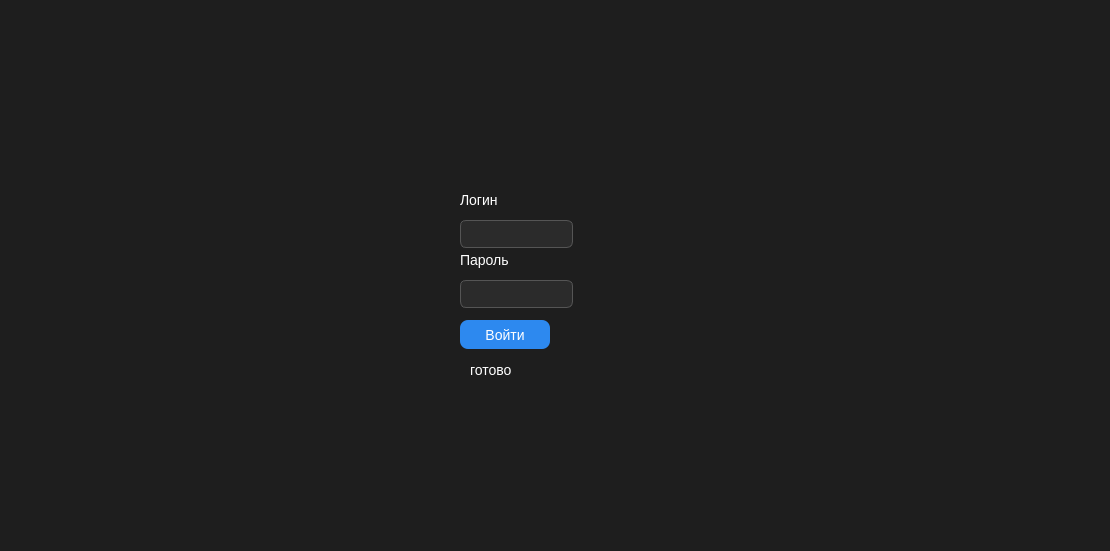
The window that mainwindow.ui (sairanovamir14/ElectronicJournal) describes before a commit, drawn with Qt 5.
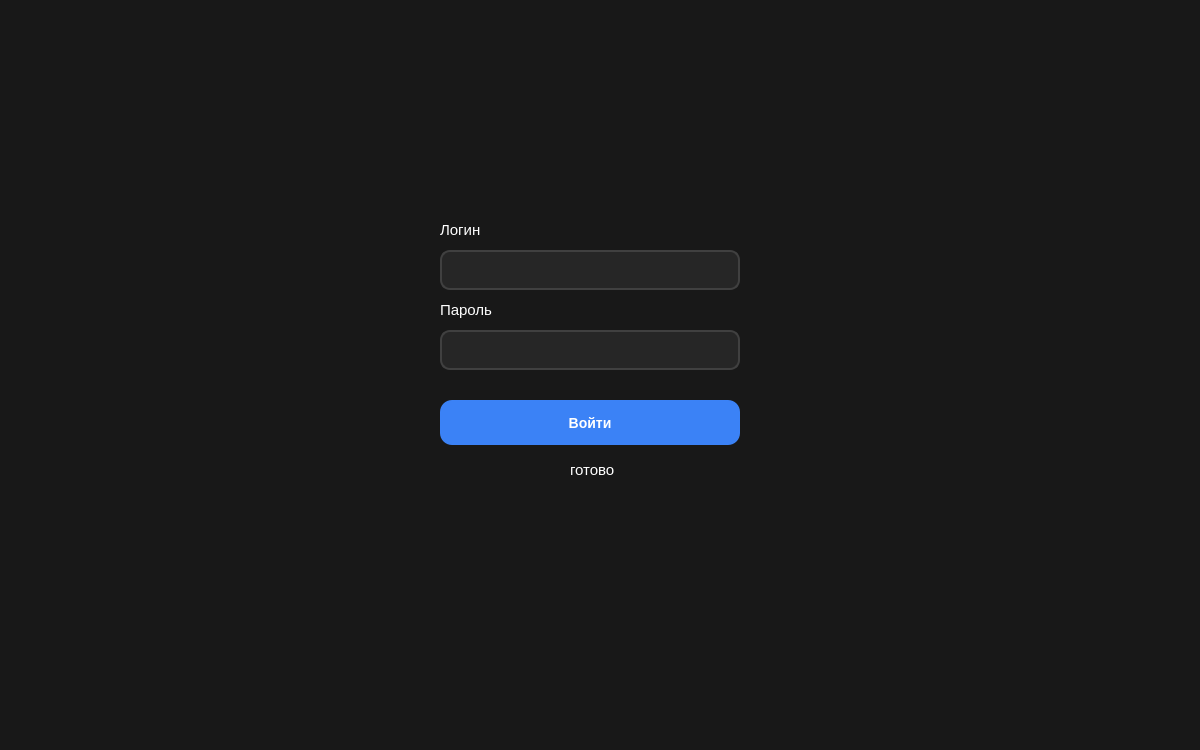
The same window after the commit.

What changed in the file:
```diff
--- a/mainwindow.ui
+++ b/mainwindow.ui
@@ -6,86 +6,189 @@
    <rect>
     <x>0</x>
     <y>0</y>
-    <width>1110</width>
-    <height>551</height>
+    <width>1200</width>
+    <height>750</height>
    </rect>
   </property>
+  <property name="minimumSize">
+   <size>
+    <width>1200</width>
+    <height>750</height>
+   </size>
+  </property>
   <property name="windowTitle">
    <string>MainWindow</string>
   </property>
   <property name="styleSheet">
    <string notr="true">QMainWindow
 {
-    background-color: #1e1e1e;
+    background-color: #181818;
 }
 
 QWidget
 {
-    background-color: #1e1e1e;
-    color: white;
+    background-color: #181818;
+    color: #ffffff;
     font-size: 14px;
+    font-family: Segoe UI;
 }
 
 QPushButton
 {
-    background-color: #2d89ef;
-    border-radius: 8px;
-    padding: 6px;
+    background-color: #3b82f6;
+    border: none;
+    border-radius: 12px;
+    padding: 10px;
+    min-height: 20px;
+
     color: white;
+    font-size: 14px;
+    font-weight: bold;
 }
 
 QPushButton:hover
 {
-    background-color: #1b5fad;
+    background-color: #2563eb;
+}
+
+QPushButton:pressed
+{
+    background-color: #1d4ed8;
 }
 
 QLineEdit
 {
-    background-color: #2b2b2b;
-    border: 1px solid #555;
-    border-radius: 6px;
-    padding: 5px;
+    background-color: #262626;
+
+    border: 2px solid #404040;
+
+    border-radius: 10px;
+
+    padding: 8px;
+
     color: white;
+
+    selection-background-color: #3b82f6;
+}
+
+QLineEdit:focus
+{
+    border: 2px solid #3b82f6;
+}
+
+QLabel
+{
+    color: white;
+    font-size: 15px;
 }
 
 QTableWidget
 {
-    background-color: #2b2b2b;
-    gridline-color: #555;
+    background-color: #202020;
+
+    alternate-background-color: #262626;
+
+    border: 1px solid #404040;
+
+    gridline-color: #404040;
+
+    border-radius: 12px;
+
     color: white;
+
+    selection-background-color: #3b82f6;
+}
+
+QTableWidget::item
+{
+    padding: 6px;
 }
 
 QHeaderView::section
 {
-    background-color: #333;
+    background-color: #2d2d2d;
+
     color: white;
-    padding: 5px;
-    border: 1px solid #555;
+
+    padding: 10px;
+
+    border: 1px solid #404040;
+
+    font-weight: bold;
 }
 
 QListWidget
 {
-    background-color: #2b2b2b;
-    border: 1px solid #555;
+    background-color: #202020;
+
+    border: 1px solid #404040;
+
+    border-radius: 12px;
+
+    padding: 8px;
+
     color: white;
+
+    font-size: 15px;
+}
+
+QListWidget::item
+{
+    padding: 12px;
+
+    border-radius: 8px;
+}
+
+QListWidget::item:selected
+{
+    background-color: #3b82f6;
+}
+
+QScrollBar:vertical
+{
+    background: #202020;
+
+    width: 14px;
+
+    margin: 0px;
+}
+
+QScrollBar::handle:vertical
+{
+    background: #404040;
+
+    min-height: 30px;
+
+    border-radius: 7px;
+}
+
+QScrollBar::handle:vertical:hover
+{
+    background: #555555;
+}
+
+QScrollBar::add-line:vertical,
+QScrollBar::sub-line:vertical
+{
+    height: 0px;
 }</string>
   </property>
   <widget class="QWidget" name="centralwidget">
    <widget class="QStackedWidget" name="stackedWidget">
     <property name="geometry">
      <rect>
-      <x>0</x>
-      <y>0</y>
-      <width>1091</width>
-      <height>501</height>
+      <x>10</x>
+      <y>20</y>
+      <width>1191</width>
+      <height>701</height>
      </rect>
     </property>
     <widget class="QWidget" name="page_1">
      <widget class="QLabel" name="login">
       <property name="geometry">
        <rect>
-        <x>460</x>
-        <y>190</y>
+        <x>430</x>
+        <y>200</y>
         <width>63</width>
         <height>20</height>
        </rect>
@@ -97,18 +200,18 @@
      <widget class="QLineEdit" name="loginEdit">
       <property name="geometry">
        <rect>
-        <x>460</x>
-        <y>220</y>
-        <width>113</width>
-        <height>28</height>
+        <x>430</x>
+        <y>230</y>
+        <width>300</width>
+        <height>40</height>
        </rect>
       </property>
      </widget>
      <widget class="QLabel" name="password">
       <property name="geometry">
        <rect>
-        <x>460</x>
-        <y>250</y>
+        <x>430</x>
+        <y>280</y>
         <width>63</width>
         <height>20</height>
        </rect>
@@ -120,10 +223,10 @@
      <widget class="QLineEdit" name="passwordEdit">
       <property name="geometry">
        <rect>
-        <x>460</x>
-        <y>280</y>
-        <width>113</width>
-        <height>28</height>
+        <x>430</x>
+        <y>310</y>
+        <width>300</width>
+        <height>40</height>
        </rect>
       </property>
       <property name="text">
@@ -136,10 +239,10 @@
      <widget class="QPushButton" name="loginButton">
       <property name="geometry">
        <rect>
-        <x>460</x>
-        <y>320</y>
-        <width>90</width>
-        <height>29</height>
+        <x>430</x>
+        <y>380</y>
+        <width>300</width>
+        <height>45</height>
        </rect>
       </property>
       <property name="text">
@@ -149,8 +252,8 @@
      <widget class="QLabel" name="statusLabel">
       <property name="geometry">
        <rect>
-        <x>470</x>
-        <y>360</y>
+        <x>560</x>
+        <y>440</y>
         <width>63</width>
         <height>20</height>
        </rect>
```
Left out of the diff: 48 changed lines with no effect on the pictures.
